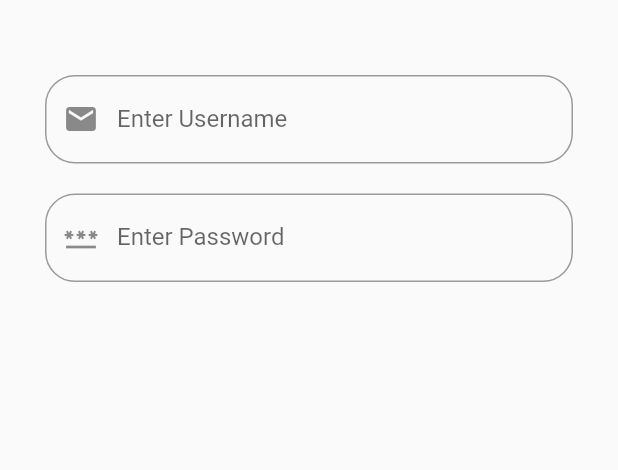
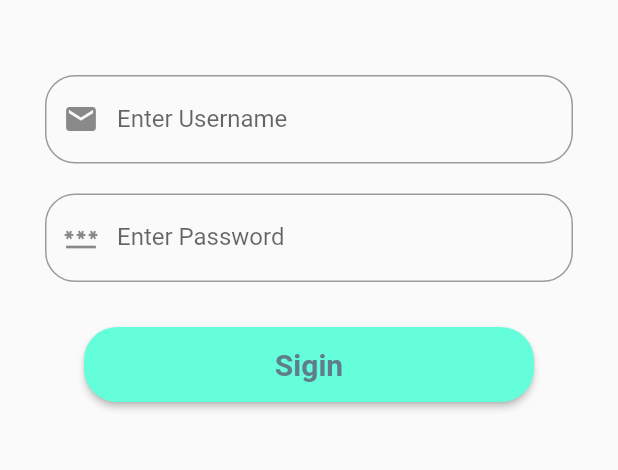
Before and after one commit to Hamza862-Naeem/Login, a Flutter app: the screen it shows after launch, on a phone screen of 412 x 824 dp, the part 255-725 px from its top. Run offline on Flutter 3.47's test engine with Material 2 defaults, Android fonts, the phone set to English and light mode, and no system bars.

Commit message:
button added

```diff
--- a/lib/main.dart
+++ b/lib/main.dart
@@ -61,8 +61,20 @@ class MyApp extends StatelessWidget {
                        validator:(value){
                         return value!.isEmpty ? 'Please Enter Password':null;
                        } ),
-
-
+                       SizedBox(
+                        height: 30,
+                       ),
+                       MaterialButton(
+                 shape: RoundedRectangleBorder(
+                  borderRadius:BorderRadius.circular(22.0) ),
+                        minWidth: 300,
+                       height: 50,
+                        onPressed: (){},
+                       child:  Text("Sigin",style: TextStyle(fontWeight: FontWeight.bold,
+                       fontSize: 20),
+                       ),
+                        color: Colors.tealAccent,
+                        textColor: Colors.blueGrey, )
                       ],
 
                     ),
```
